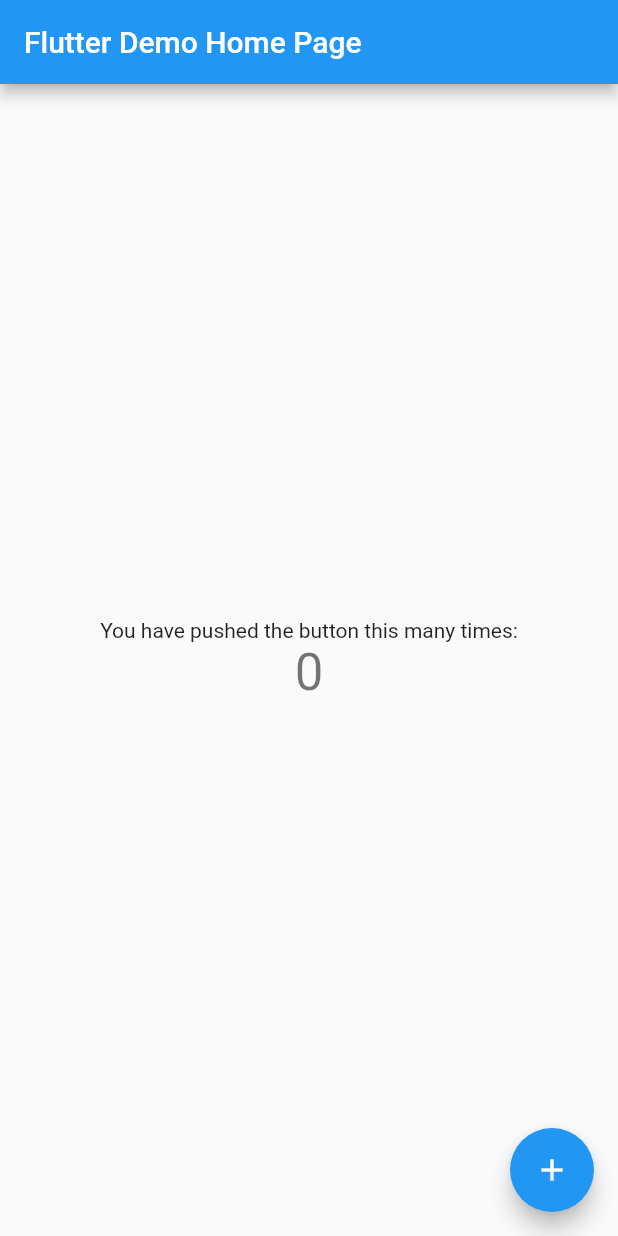
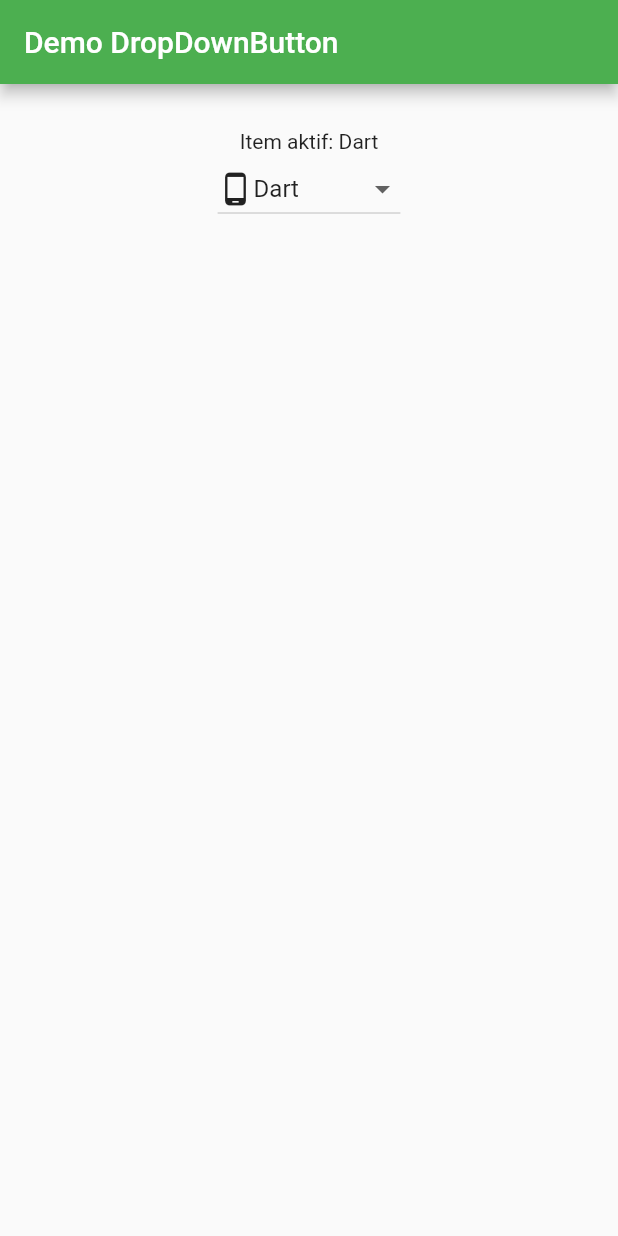
Before and after one commit to erikrios/drop-down-button, a Flutter app: the screen it shows after launch, on a phone screen of 412 x 824 dp. Run offline on Flutter 3.47's test engine with Material 2 defaults, Android fonts, the phone set to English and light mode, and no system bars.

Commit message:
Add the example code of drop down button

```diff
--- a/lib/main.dart
+++ b/lib/main.dart
@@ -3,109 +3,56 @@ import 'package:flutter/material.dart';
 void main() => runApp(MyApp());
 
 class MyApp extends StatelessWidget {
-  // This widget is the root of your application.
   @override
-  Widget build(BuildContext context) {
-    return MaterialApp(
-      title: 'Flutter Demo',
-      theme: ThemeData(
-        // This is the theme of your application.
-        //
-        // Try running your application with "flutter run". You'll see the
-        // application has a blue toolbar. Then, without quitting the app, try
-        // changing the primarySwatch below to Colors.green and then invoke
-        // "hot reload" (press "r" in the console where you ran "flutter run",
-        // or simply save your changes to "hot reload" in a Flutter IDE).
-        // Notice that the counter didn't reset back to zero; the application
-        // is not restarted.
-        primarySwatch: Colors.blue,
-      ),
-      home: MyHomePage(title: 'Flutter Demo Home Page'),
+  Widget build(BuildContext context) => MaterialApp(
+        title: 'Demo Flutter',
+        theme: ThemeData(primarySwatch: Colors.green),
+        home: HomePage(),
       );
 }
+
+class HomePage extends StatefulWidget {
+  @override
+  State<StatefulWidget> createState() => _HomePageState();
 }
 
-class MyHomePage extends StatefulWidget {
-  MyHomePage({Key key, this.title}) : super(key: key);
+class _HomePageState extends State<HomePage> {
+  List<String> list = ['Dart', 'Java', 'Kotlin', 'C++', 'C#', 'Javascript'];
+  String item = 'Dart';
 
-  // This widget is the home page of your application. It is stateful, meaning
-  // that it has a State object (defined below) that contains fields that affect
-  // how it looks.
-
-  // This class is the configuration for the state. It holds the values (in this
-  // case the title) provided by the parent (in this case the App widget) and
-  // used by the build method of the State. Fields in a Widget subclass are
-  // always marked "final".
-
-  final String title;
-
-  @override
-  _MyHomePageState createState() => _MyHomePageState();
-}
-
-class _MyHomePageState extends State<MyHomePage> {
-  int _counter = 0;
-
-  void _incrementCounter() {
+  void onChanged(String value) {
     setState(() {
-      // This call to setState tells the Flutter framework that something has
-      // changed in this State, which causes it to rerun the build method below
-      // so that the display can reflect the updated values. If we changed
-      // _counter without calling setState(), then the build method would not be
-      // called again, and so nothing would appear to happen.
-      _counter++;
+      item = value;
     });
   }
 
   @override
-  Widget build(BuildContext context) {
-    // This method is rerun every time setState is called, for instance as done
-    // by the _incrementCounter method above.
-    //
-    // The Flutter framework has been optimized to make rerunning build methods
-    // fast, so that you can just rebuild anything that needs updating rather
-    // than having to individually change instances of widgets.
-    return Scaffold(
+  Widget build(BuildContext context) => Scaffold(
         appBar: AppBar(
-        // Here we take the value from the MyHomePage object that was created by
-        // the App.build method, and use it to set our appbar title.
-        title: Text(widget.title),
+          title: Text('Demo DropDownButton'),
         ),
-      body: Center(
-        // Center is a layout widget. It takes a single child and positions it
-        // in the middle of the parent.
+        body: Container(
+          alignment: Alignment.center,
+          padding: EdgeInsets.all(30.0),
           child: Column(
-          // Column is also a layout widget. It takes a list of children and
-          // arranges them vertically. By default, it sizes itself to fit its
-          // children horizontally, and tries to be as tall as its parent.
-          //
-          // Invoke "debug painting" (press "p" in the console, choose the
-          // "Toggle Debug Paint" action from the Flutter Inspector in Android
-          // Studio, or the "Toggle Debug Paint" command in Visual Studio Code)
-          // to see the wireframe for each widget.
-          //
-          // Column has various properties to control how it sizes itself and
-          // how it positions its children. Here we use mainAxisAlignment to
-          // center the children vertically; the main axis here is the vertical
-          // axis because Columns are vertical (the cross axis would be
-          // horizontal).
-          mainAxisAlignment: MainAxisAlignment.center,
             children: <Widget>[
-            Text(
-              'You have pushed the button this many times:',
+              Text('Item aktif: $item'),
+              DropdownButton(
+                value: item,
+                items: list.map((String val) {
+                  return DropdownMenuItem(
+                    value: val,
+                    child: Row(
+                      children: <Widget>[Icon(Icons.phone_android), Text(val)],
                     ),
-            Text(
-              '$_counter',
-              style: Theme.of(context).textTheme.display1,
-            ),
+                  );
+                }).toList(),
+                onChanged: (String value) {
+                  onChanged(value);
+                },
+              )
             ],
           ),
         ),
-      floatingActionButton: FloatingActionButton(
-        onPressed: _incrementCounter,
-        tooltip: 'Increment',
-        child: Icon(Icons.add),
-      ), // This trailing comma makes auto-formatting nicer for build methods.
       );
 }
-}
```
Lines whose indentation alone changed are shown as unchanged.
